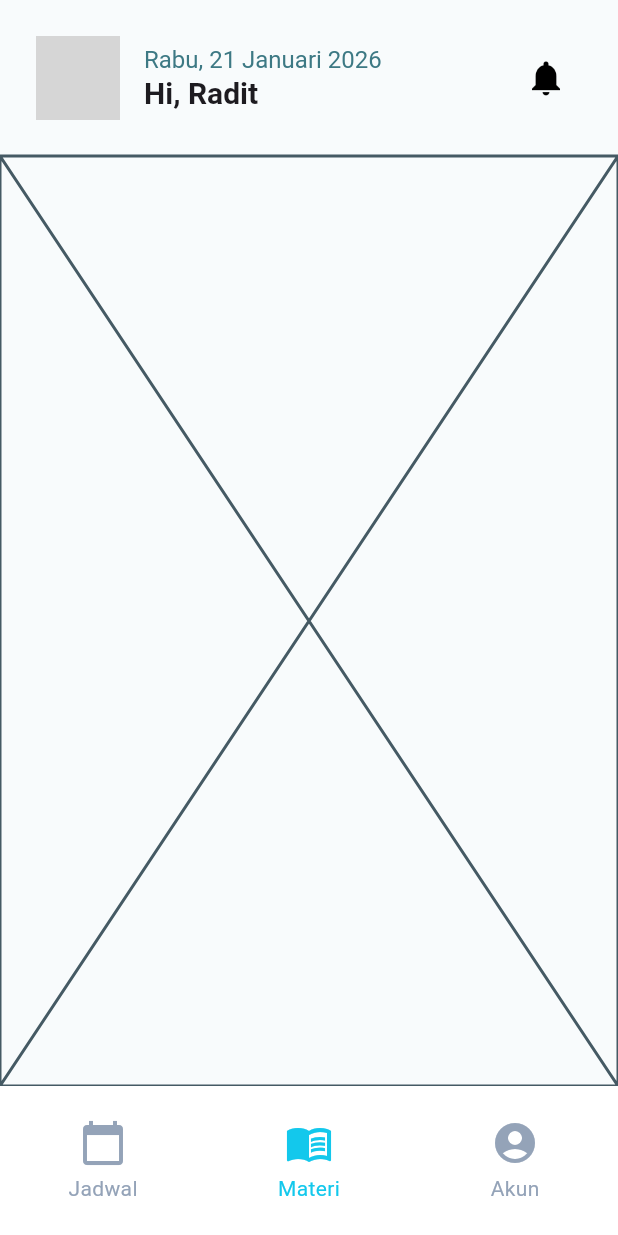
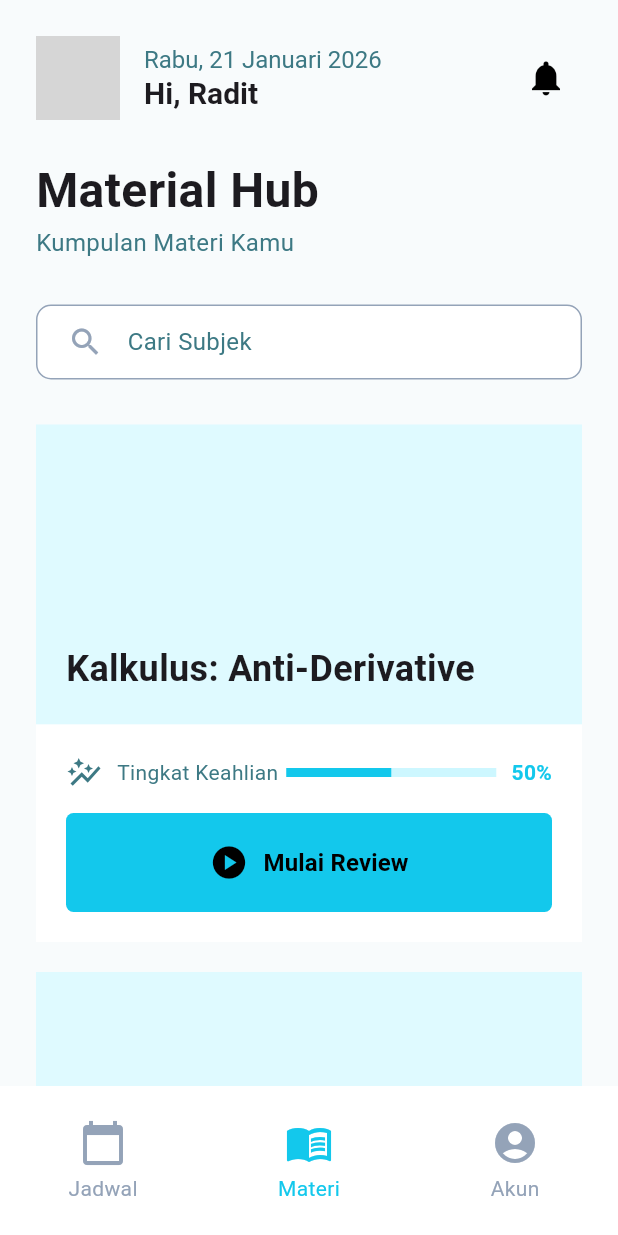
Before and after one commit to RaditAtalla/MOSAIC, a Flutter app: the screen it shows after launch, item 2 of the bottom bar chosen, on a phone screen of 412 x 824 dp. Run offline on Flutter 3.47's test engine with Material 3 defaults, Android fonts, the phone set to English and light mode, and no system bars; grey boxes are pictures that could not be loaded.

Commit message:
add materi screen

```diff
--- a/lib/materi_screen.dart
+++ b/lib/materi_screen.dart
@@ -1,10 +1,48 @@
 import 'package:flutter/material.dart';
+import 'package:mosaic/widgets/subject_card.dart';
 
 class MateriScreen extends StatelessWidget {
   const MateriScreen({super.key});
 
   @override
   Widget build(BuildContext context) {
-    return const Placeholder();
+    return SingleChildScrollView(
+      child: Padding(
+        padding: const EdgeInsets.only(left: 24, right: 24, bottom: 24),
+        child: Column(
+          crossAxisAlignment: CrossAxisAlignment.start,
+          children: [
+            Text("Material Hub", style: TextStyle(fontSize: 32, fontWeight: FontWeight.bold),),
+            Text("Kumpulan Materi Kamu", style: TextStyle(fontSize: 16, color: Color(0xFF3D7984)),),
+
+            SizedBox(height: 30,),
+
+            Container(
+              padding: EdgeInsets.symmetric(horizontal: 20),
+              decoration: BoxDecoration(
+                color: Colors.white,
+                border: BoxBorder.all(color: Color(0xFF94A3B8)),
+                borderRadius: BorderRadius.circular(10),
+              ),
+              child: TextField(
+                decoration: InputDecoration(
+                  icon: Icon(Icons.search, color: Color(0xFF94A3B8),),
+                  hint: Text("Cari Subjek", style: TextStyle(fontSize: 16, color: Color(0xFF3D7984)),),
+                  border: InputBorder.none,
+                ),
+              ),
+            ),
+
+            SizedBox(height: 30,),
+
+            SubjectCard(name: "Kalkulus: Anti-Derivative", masteryPercentage: 50),
+            SizedBox(height: 20,),
+            SubjectCard(name: "DPBO: Inheritance", masteryPercentage: 90),
+            SizedBox(height: 20,),
+            SubjectCard(name: "STD: Queue", masteryPercentage: 5),
+          ],
+        ),
+      ),
+    );
   }
 }
```
